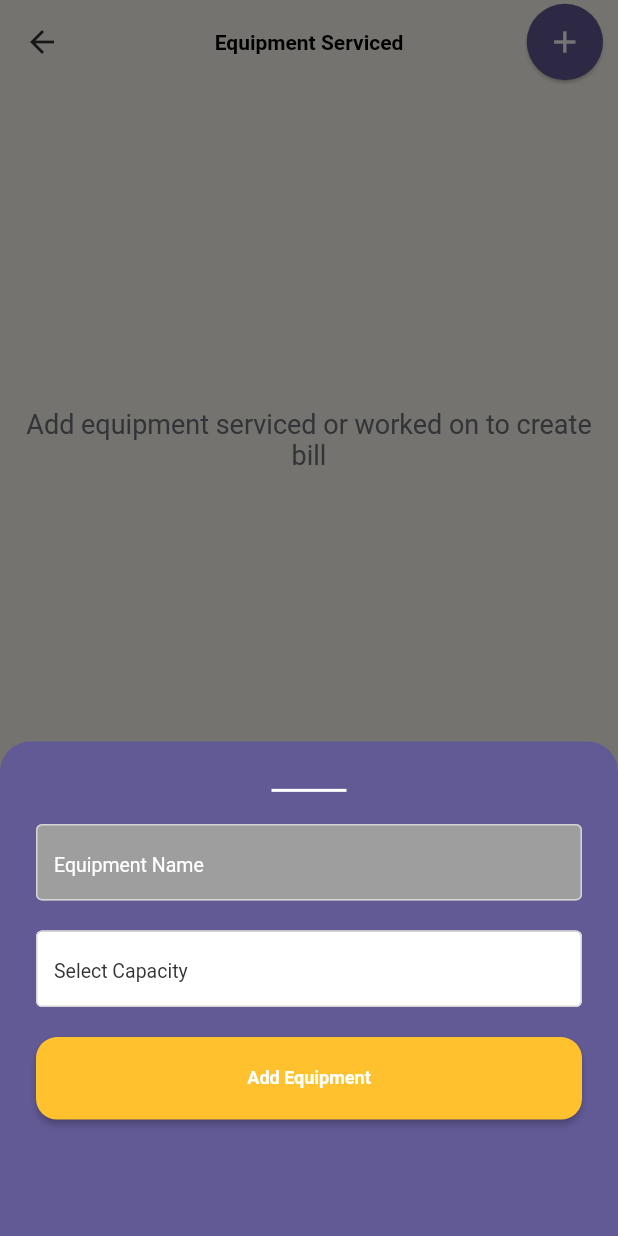
After one commit to namdiemefo/fix-234-service-man, a Flutter app: the EquipmentScreen screen opened directly, after a tap on the "add" icon, on a phone screen of 412 x 824 dp. The commit adds this screen. Run offline on Flutter 3.47's test engine with Material 2 defaults, Android fonts, the phone set to English and light mode, and no system bars; our stand-ins replace another_flushbar, bloc, connectivity, dio, equatable, flutter_bloc and 10 more; accounts and stored records are empty; generated files the repository leaves out were written again; statements that could not run were skipped.

Commit message:
equipment page

```diff
--- a/lib/helpers/assets/colors.dart
+++ b/lib/helpers/assets/colors.dart
@@ -10,8 +10,10 @@ Color bPurple = Color(0xff625A95);
 Color bLightPurple = Color(0xffA4A0BD);
 Color bFadedGrey = Color(0xff999999);
 Color lightGrey = Color(0xffD5D5D5);
-Color bWhite = Color(0xffFFFFFF);
+Color bLightGrey = Color(0xffD5D5D54D);
+Color bWhite = Color(0xffffffff);
 Color bHintColor = Color(0xff6D7278);
 Color bCheckedColor = Color(0xff3CC13B);
 Color bGreen = Color(0xff2DBB54);
 Color bRedCard = Color(0xffFC6364);
+Color bPink = Color(0xffFEACA5);
--- a/lib/main.dart
+++ b/lib/main.dart
@@ -6,6 +6,7 @@ import 'package:provider/provider.dart';
 import 'package:service_man/core/global/bloc/global_event.dart';
 import 'package:service_man/core/global/provider/global_provider.dart';
 import 'package:service_man/helpers/di/service_locator.dart';
+import 'package:service_man/pages/bill/equipment_screen.dart';
 import 'package:service_man/pages/details/details_screen.dart';
 import 'package:service_man/pages/home/home_screen.dart';
 import 'package:service_man/pages/splash/splash_screen.dart';
@@ -165,6 +166,10 @@ class NavigationPageState extends State<NavigationPage>
         builder = DetailScreen();
         break;
 
+      case 'navigation/equipment':
+        builder = EquipmentScreen();
+        break;
+
       default:
         throw Exception('ServiceManApp: Invalid route: ${settings.name}');
         break;
--- /dev/null
+++ b/lib/pages/bill/equipment_screen.dart
@@ -0,0 +1,245 @@
+import 'package:flutter/material.dart';
+import 'package:flutter_slidable/flutter_slidable.dart';
+import 'package:service_man/helpers/assets/colors.dart';
+import 'package:service_man/helpers/reusable_screens/app_button.dart';
+import 'package:service_man/helpers/utils/app_utils.dart';
+
+class EquipmentScreen extends StatefulWidget {
+  @override
+  _EquipmentScreenState createState() => _EquipmentScreenState();
+}
+
+class _EquipmentScreenState extends State<EquipmentScreen> {
+
+  bool list = false;
+
+  void _displayBottomSheet(BuildContext context) {
+    showModalBottomSheet(
+        backgroundColor: Colors.transparent,
+        context: context,
+        builder: (ctx) {
+          return Container(
+            height: MediaQuery.of(context).size.height  * 0.4,
+            decoration: BoxDecoration(
+              borderRadius: BorderRadius.only(topLeft: Radius.circular(20.0), topRight: Radius.circular(20.0) ),
+              color: bPurple,
+            ),
+            child: Padding(
+              padding: const EdgeInsets.symmetric(horizontal: 24.0),
+              child: Column(
+                  children: [
+                    SizedBox(height: 30),
+                    Row(
+                      mainAxisAlignment: MainAxisAlignment.center,
+                      children: [
+                        Container(
+                          width: 50.0,
+                          child: Divider(
+                            height: 5.0,
+                            thickness: 2.0,
+                            color: bWhite,
+
+                          ),
+                        )
+                      ],
+                    ),
+                    AppUtils.verticalSpacing(height: 20.0),
+                    Container(
+                          height: 51.0,
+                          child: Row(
+                            children: [
+                              Expanded(
+                                  child: TextFormField(
+                                    decoration: InputDecoration(
+                                        fillColor: Colors.grey.shade500,
+                                        filled: true,
+                                        enabledBorder: OutlineInputBorder(
+                                            borderSide: BorderSide(color: lightGrey)
+                                        ),
+                                        border: OutlineInputBorder(
+                                            borderSide: BorderSide(color: lightGrey)
+                                        ),
+                                      hintText: 'Equipment Name',
+                                      hintStyle: AppUtils.adaptableTextStyle(size: 13.0, color: bWhite, fontWeight: FontWeight.normal)
+                                    ),
+                                  )
+                              ),
+                            ],
+                          )
+                        ),
+                    AppUtils.verticalSpacing(height: 20.0),
+                    Container(
+                        height: 51.0,
+                        child: Row(
+                          children: [
+                            Expanded(
+                                child: TextFormField(
+                                  decoration: InputDecoration(
+                                      fillColor: bWhite,
+                                      filled: true,
+                                      enabledBorder: OutlineInputBorder(
+                                          borderSide: BorderSide(color: lightGrey)
+                                      ),
+                                      border: OutlineInputBorder(
+                                          borderSide: BorderSide(color: lightGrey)
+                                      ),
+                                      hintText: 'Select Capacity',
+                                      hintStyle: AppUtils.adaptableTextStyle(size: 13.0, color: bDark, fontWeight: FontWeight.normal)
+                                  ),
+                                )
+                            ),
+                          ],
+                        )
+                    ),
+                    AppUtils.verticalSpacing(height: 20.0),
+
+                    Row(
+                      mainAxisAlignment: MainAxisAlignment.start,
+                      children: [
+                        Expanded(
+                            child: AppButton(
+                              height: 55.0,
+                              enabled: true,
+                              buttonText: 'Add Equipment',
+                              enabledColor: bYellow,
+                              voidCallback: () {
+                                // Navigator.pushNamed(context, 'navigation/equipment');
+                              },
+                            )
+                        )
+                      ],
+                    )
+
+                  ],
+                ),
+            ),
+          );
+        });
+  }
+
+  @override
+  Widget build(BuildContext context) {
+    return Scaffold(
+      appBar: AppBar(
+        iconTheme: IconThemeData(
+            color: bDark
+        ),
+        centerTitle: true,
+        backgroundColor: bMilk,
+        elevation: 0.0,
+        title: Text(
+          'Equipment Serviced',
+          style: AppUtils.adaptableTextStyle(size: 14.0, fontWeight: FontWeight.bold, color: bBlack),
+        ),
+        actions: [
+          Container(
+            padding: EdgeInsets.only(right: 10.0),
+            width: AppUtils.screenAwareSize(60.0, context),
+            height: AppUtils.screenAwareSize(60.0, context),
+            child: RawMaterialButton(
+              shape: CircleBorder(),
+              elevation: 1.0,
+              fillColor: bPurple,
+              child: Icon(Icons.add, color: bWhite),
+              onPressed: () {
+                _displayBottomSheet(context);
+              },
+            ),
+          )
+        ],
+      ),
+      backgroundColor: bMilk,
+      body: Padding(
+        padding: EdgeInsets.all(16.0),
+        child: Column(
+          crossAxisAlignment: CrossAxisAlignment.start,
+          children: [
+            list ? ListView.builder(
+                shrinkWrap: true,
+                itemCount: 3,
+                itemBuilder: (BuildContext context, int index) {
+                  return Container(
+                    height: AppUtils.screenAwareSize(60.0, context),
+                    child: Slidable(
+                      secondaryActions: [
+                        IconSlideAction(
+                          caption: '',
+                          color: Colors.transparent,
+                          iconWidget: Icon(Icons.delete, color: bPink),
+                          onTap: () {
+
+                          },
+                        )
+                      ],
+                      actionPane: SlidableDrawerActionPane(),
+                      actionExtentRatio: 0.25,
+                      child: Card(
+                        shape: RoundedRectangleBorder(borderRadius: BorderRadius.circular(5.0)),
+                        color: bPurple,
+                        child: Padding(
+                          padding: const EdgeInsets.only(left: 14.0, right: 20.0, top: 8.0, bottom: 8.0),
+                          child: Row(
+                              mainAxisAlignment: MainAxisAlignment.spaceBetween,
+                              children: [
+                                Expanded(
+                                    child: Text(
+                                      '40-60 KVA • Mikano Gen 1',
+                                      style: AppUtils.adaptableTextStyle(size: 13.0, fontWeight: FontWeight.normal, color: bWhite),
+                                    ),
+                                ),
+                                Container(
+                                  decoration: BoxDecoration(
+                                      shape: BoxShape.circle,
+                                      boxShadow: [BoxShadow(color: bWhite, spreadRadius: AppUtils.screenAwareSize(10.0, context))]
+                                  ),
+                                  child: Text(
+                                    '2',
+                                    style: AppUtils.adaptableTextStyle(size: 14.0, fontWeight: FontWeight.normal, color: bPurple),
+                                  ),
+                                )
+                              ],
+                            ),
+                        ),
+                        ),
+                      ),
+                  );
+                }
+            )
+            : Padding(
+              padding: const EdgeInsets.only(top: 200.0),
+              child: Center(
+                child: Row(
+                  mainAxisAlignment: MainAxisAlignment.center,
+                  children: [
+                    Expanded(
+                        child: Text(
+                          'Add equipment serviced or worked on to create bill',
+                          style: AppUtils.adaptableTextStyle(size: 18.0, color: bHintColor, fontWeight: FontWeight.normal),
+                          textAlign: TextAlign.center,
+                        )
+                    )
+                  ],
+                ),
+              ),
+            ),
+            Spacer(),
+            Row(
+              children: [
+                Expanded(
+                    child: AppButton(
+                      voidCallback: () {
+
+                      },
+                      enabledColor: bPurple,
+                      enabled: true,
+                      buttonText: 'Preview Bill',
+                    )
+                )
+              ],
+            )
+          ],
+        ),
+      ),
+    );
+  }
+}
--- a/lib/pages/details/details_screen.dart
+++ b/lib/pages/details/details_screen.dart
@@ -293,7 +293,7 @@ class _DetailScreenState extends State<DetailScreen> {
                         buttonText: 'Create Bill',
                         enabledColor: bYellow,
                         voidCallback: () {
-
+                          Navigator.pushNamed(context, 'navigation/equipment');
                         },
                       )
                   )
--- a/pubspec.yaml
+++ b/pubspec.yaml
@@ -30,6 +30,7 @@ dependencies:
   flutter_screenutil: ^5.0.0+2
   flutter_spinkit: ^3.1.0
   flutter_svg: ^0.21.0
+  flutter_slidable: ^0.5.7
   json_annotation: any
   cached_network_image: ^2.5.0
   image_picker: ^0.6.6+5
```
Also changed, not shown: pubspec.lock.
